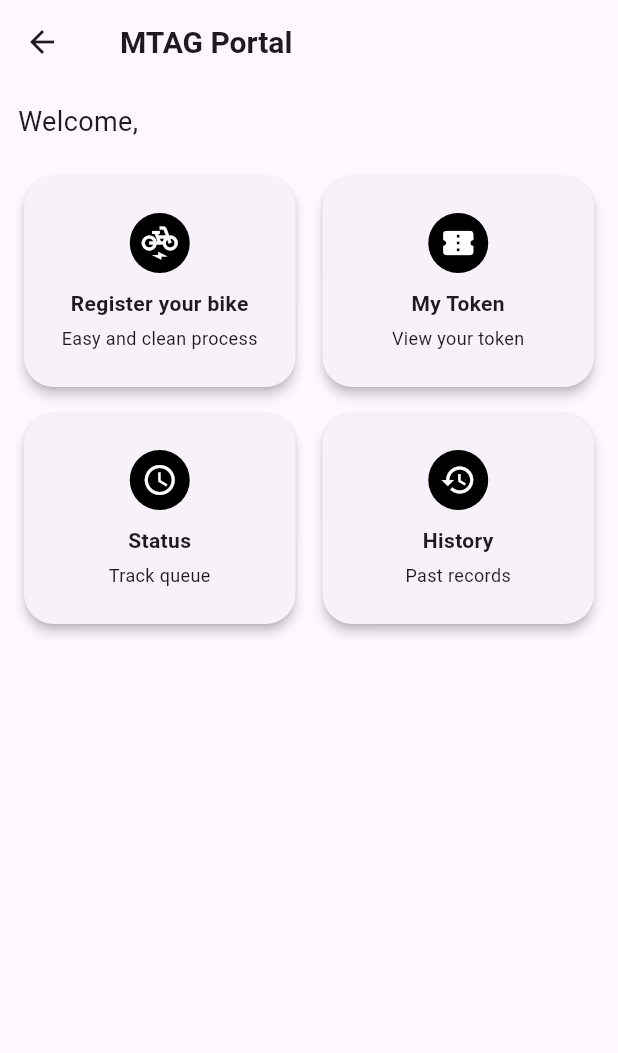
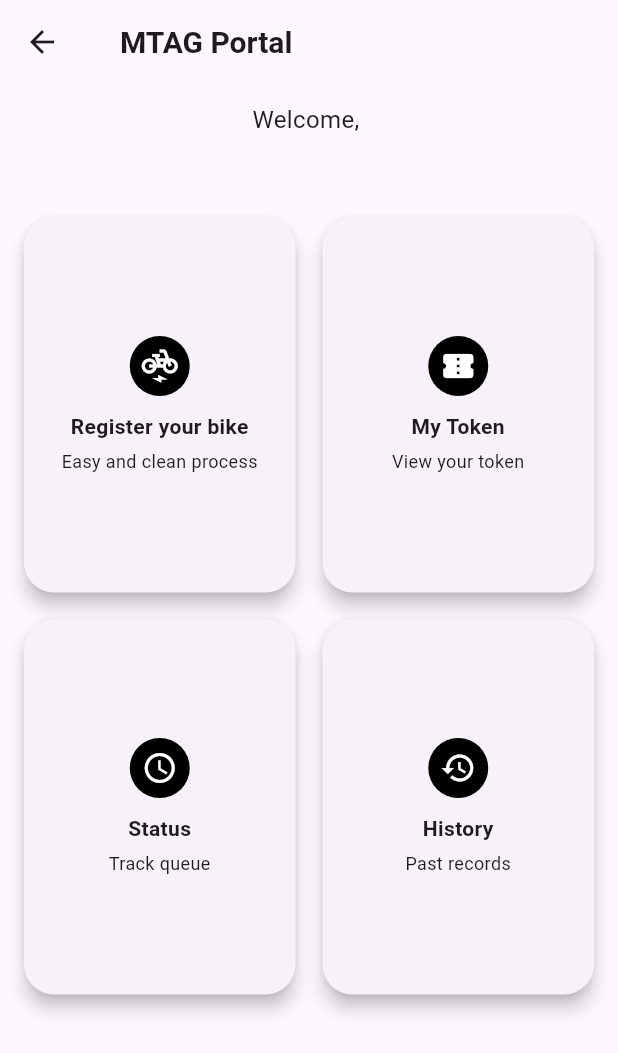
Before and after one commit to hasanat-ahmad/MTAG-Queue-Skipper, a Flutter app: the HomeScreen screen opened by its route, on a phone screen of 412 x 824 dp. Shown: the top 1053 px of the screen. Run offline on Flutter 3.47's test engine with Material 3 defaults, Android fonts, the phone set to English and light mode, and no system bars; our stand-ins replace mask_text_input_formatter.

Commit message:
fix: equal sized cards

```diff
--- a/lib/screens/home_screen.dart
+++ b/lib/screens/home_screen.dart
@@ -1,5 +1,4 @@
 import 'package:flutter/material.dart';
-import 'package:mtag_queue_skipper/constants/app_colors.dart';
 import 'package:mtag_queue_skipper/constants/app_fonts.dart';
 import 'package:mtag_queue_skipper/providers/user_provider.dart';
 import 'package:provider/provider.dart';
@@ -17,9 +16,9 @@ class HomeScreen extends StatelessWidget {
       onTap: onTap,
       child: Card(
         shape: RoundedRectangleBorder(borderRadius: BorderRadius.circular(20)),
-        elevation: 3,
+        elevation: 5,
         child: SizedBox(
-          height: 140, // ✅ Equal height for all cards
+          height: 250, // ✅ Equal height for all cards
           child: Padding(
             padding: const EdgeInsets.all(12),
             child: Column(
@@ -81,13 +80,13 @@ class HomeScreen extends StatelessWidget {
       body: Padding(
         padding: const EdgeInsets.all(12.0),
         child: Column(
-          crossAxisAlignment: CrossAxisAlignment.start,
+          crossAxisAlignment: CrossAxisAlignment.center,
           children: [
             Text(
               "Welcome, ${userProvider.name}",
-              style: const TextStyle(fontSize: 18),
+              style: const TextStyle(fontSize: 16),
             ),
-            const SizedBox(height: 20),
+            const SizedBox(height: 50),
 
             // ✅ Row 1
             buildRow(
--- a/lib/screens/login_screen.dart
+++ b/lib/screens/login_screen.dart
@@ -1,8 +1,6 @@
 import 'package:flutter/material.dart';
 import 'package:mtag_queue_skipper/constants/app_fonts.dart';
 import 'package:mtag_queue_skipper/constants/app_colors.dart';
-import 'package:mtag_queue_skipper/providers/user_provider.dart';
-import 'package:provider/provider.dart';
 
 class LoginScreen extends StatefulWidget {
   const LoginScreen({super.key});
```
